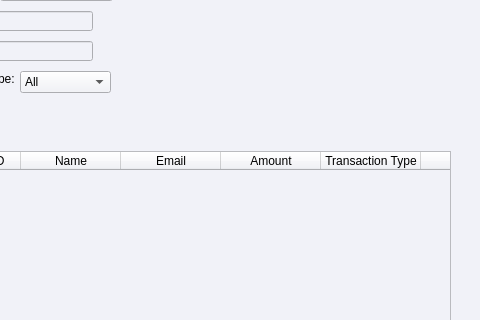
Old version of the form admin_statements_window.ui in the repository melikkekaya/BankingApp_SQL; both pictures show x 120 to 600 and y 179 to 499 of the 600 by 700 pixel window.
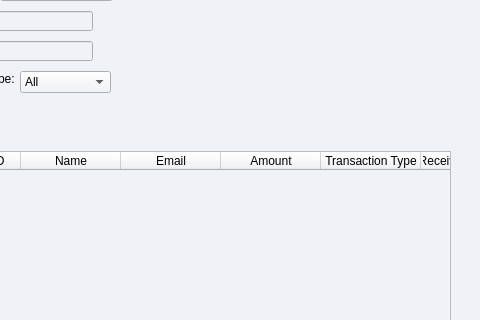
New version of the form.

Diff of the .ui file:
```diff
--- a/admin_statements_window.ui
+++ b/admin_statements_window.ui
@@ -336,16 +336,16 @@
       <string>Transaction Type</string>
      </property>
     </column>
-    <column>
-     <property name="text">
-      <string>Date</string>
-     </property>
-    </column>
     <column>
      <property name="text">
       <string>Receiver/Sender ID</string>
      </property>
     </column>
+    <column>
+     <property name="text">
+      <string>Date</string>
+     </property>
+    </column>
     <column>
      <property name="text">
       <string>Balance</string>
```
Left out of the diff: 13 changed lines with no effect on the pictures.
